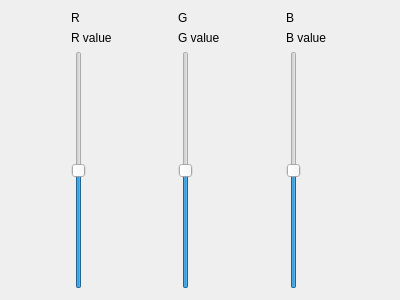
Qt form ImageViewerQt/rgbsliders.ui (LeekaiDel/TestTask) before a commit.
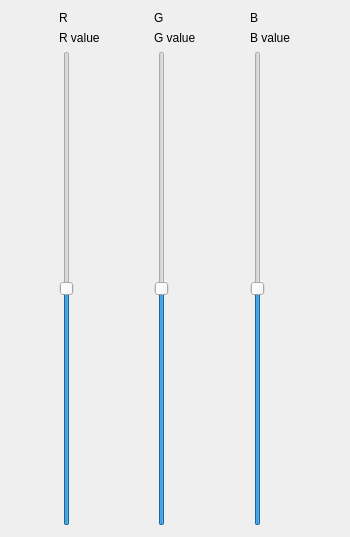
The same form after that commit.

```diff
--- a/ImageViewerQt/rgbsliders.ui
+++ b/ImageViewerQt/rgbsliders.ui
@@ -6,8 +6,8 @@
    <rect>
     <x>0</x>
     <y>0</y>
-    <width>400</width>
-    <height>300</height>
+    <width>350</width>
+    <height>537</height>
    </rect>
   </property>
   <property name="windowTitle">
```
